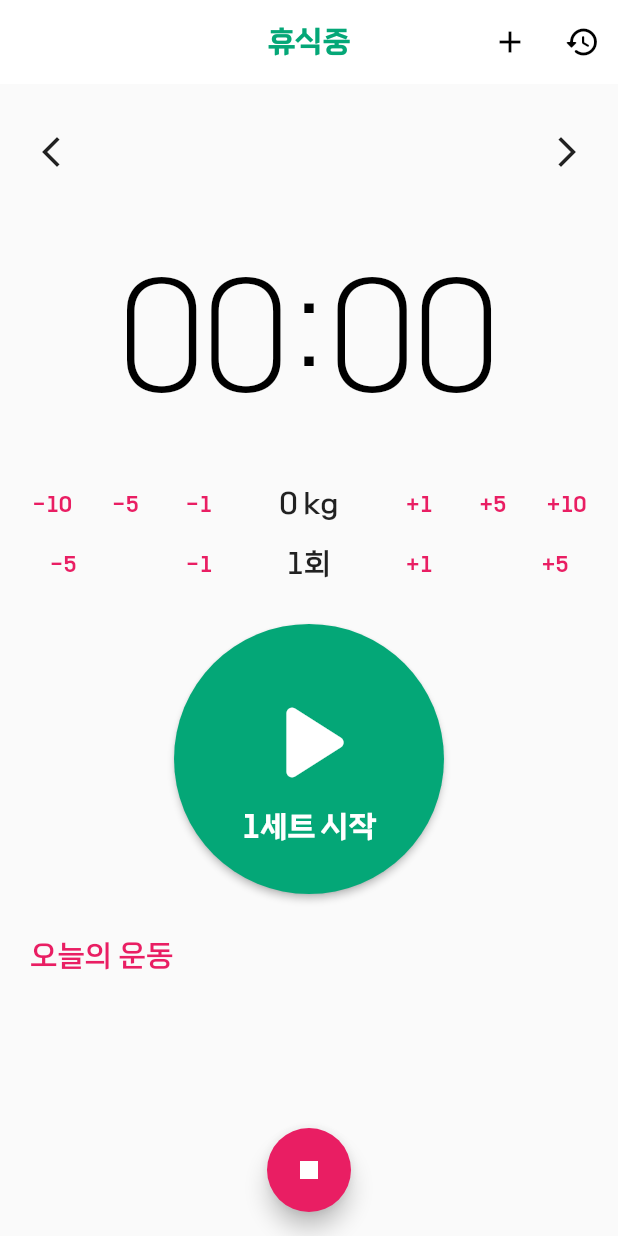
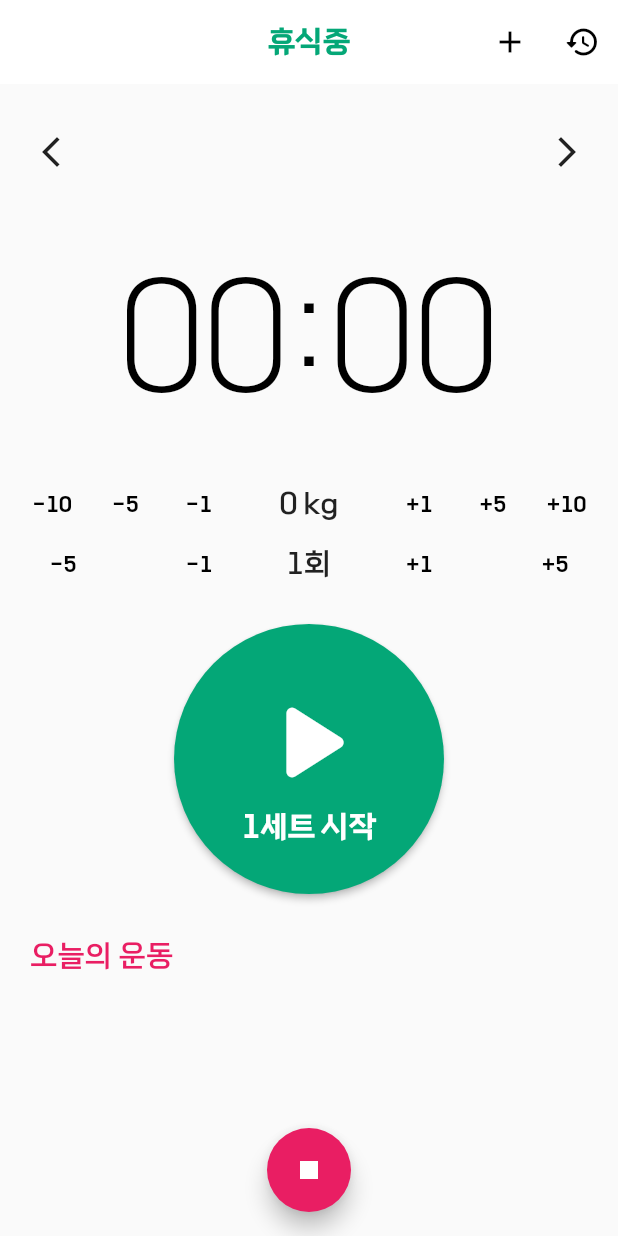
Before and after one commit to keesus/sisyphus, a Flutter app: the screen it shows after launch, on a phone screen of 412 x 824 dp. Run offline on Flutter 3.47's test engine with Material 2 defaults, Android fonts, the phone set to English and light mode, and no system bars; our stand-ins replace shared_preferences, sqflite, wakelock; accounts and stored records are empty.

```diff
--- a/lib/screen/main_screen.dart
+++ b/lib/screen/main_screen.dart
@@ -357,8 +357,6 @@ class _MainScreenState extends State<MainScreen> with SingleTickerProviderStateM
         final minutes = strDigits(myDuration.inMinutes.remainder(60));
 
         setID = await DBHelper.instance.insertSets(Sets(workout: todayTargetWorkouts[workoutIndex]['workout'], targetNumTime: this.targetReps, weight: this.targetWeight, createdAt: DateTime.now().toIso8601String(), updatedAt: DateTime.now().toIso8601String()));
-        var temp = await DBHelper.instance.getSets();
-
         await DBHelper.instance.insertEvaluations(Evaluations(set: setID, type: type, resultNumTime: this.targetReps, elapsedTime: '$minutes:$seconds', createdAt: DateTime.now().toIso8601String(), updatedAt: DateTime.now().toIso8601String()));
 
         if (countTimer == null || countTimer!.isActive) {
@@ -525,6 +523,7 @@ class _MainScreenState extends State<MainScreen> with SingleTickerProviderStateM
   }
 
   Widget controlPanel(int targetWeight, int targetReps) {
+    final TextStyle _style = TextStyle(color: Colors.black);
     return Column(
       crossAxisAlignment: CrossAxisAlignment.center,
       mainAxisSize: MainAxisSize.min,
@@ -535,13 +534,13 @@ class _MainScreenState extends State<MainScreen> with SingleTickerProviderStateM
             mainAxisSize: MainAxisSize.max,
             mainAxisAlignment: MainAxisAlignment.spaceBetween,
             children: [
-              Expanded(flex: 1, child: TextButton(child: Text('-10'), onPressed: () => reduceWeight(10))),
-              Expanded(flex: 1,child: TextButton(child: Text('-5'), onPressed: () => reduceWeight(5))),
-              Expanded(flex: 1,child: TextButton(child: Text('-1'), onPressed: () => reduceWeight(1))),
+              Expanded(flex: 1, child: TextButton(child: Text('-10', style: _style), onPressed: () => reduceWeight(10))),
+              Expanded(flex: 1,child: TextButton(child: Text('-5', style: _style), onPressed: () => reduceWeight(5))),
+              Expanded(flex: 1,child: TextButton(child: Text('-1', style: _style), onPressed: () => reduceWeight(1))),
               Expanded(flex: 2,child: Text(textAlign: TextAlign.center,'$targetWeight kg', style: TextStyle(fontSize: 20))),
-              Expanded(flex: 1,child: TextButton(child: Text('+1'), onPressed: () => addWeight(1))),
-              Expanded(flex: 1,child: TextButton(child: Text('+5'), onPressed: () => addWeight(5))),
-              Expanded(flex: 1,child: TextButton(child: Text('+10'), onPressed: () => addWeight(10))),
+              Expanded(flex: 1,child: TextButton(child: Text('+1', style: _style), onPressed: () => addWeight(1))),
+              Expanded(flex: 1,child: TextButton(child: Text('+5', style: _style), onPressed: () => addWeight(5))),
+              Expanded(flex: 1,child: TextButton(child: Text('+10', style: _style), onPressed: () => addWeight(10))),
             ],
           ),
         ),
@@ -550,14 +549,14 @@ class _MainScreenState extends State<MainScreen> with SingleTickerProviderStateM
           child: Row(
             mainAxisAlignment: MainAxisAlignment.spaceBetween,
             children: [
-              TextButton(child: Text('-5'), onPressed: () => reduceReps(5)),
-              TextButton(child: Text('-1'), onPressed: () => reduceReps(1)),
+              TextButton(child: Text('-5', style: _style), onPressed: () => reduceReps(5)),
+              TextButton(child: Text('-1', style: _style), onPressed: () => reduceReps(1)),
               Text(
                 '$targetReps회',
                 style: TextStyle(fontSize: 20),
               ),
-              TextButton(child: Text('+1'), onPressed: () => addReps(1)),
-              TextButton(child: Text('+5'), onPressed: () => addReps(5)),
+              TextButton(child: Text('+1', style: _style), onPressed: () => addReps(1)),
+              TextButton(child: Text('+5', style: _style), onPressed: () => addReps(5)),
 
             ],
           ),
```
Also changed, not shown: lib/screen/workout_history_screen.dart (+17 -5 lines), 1 other file.
